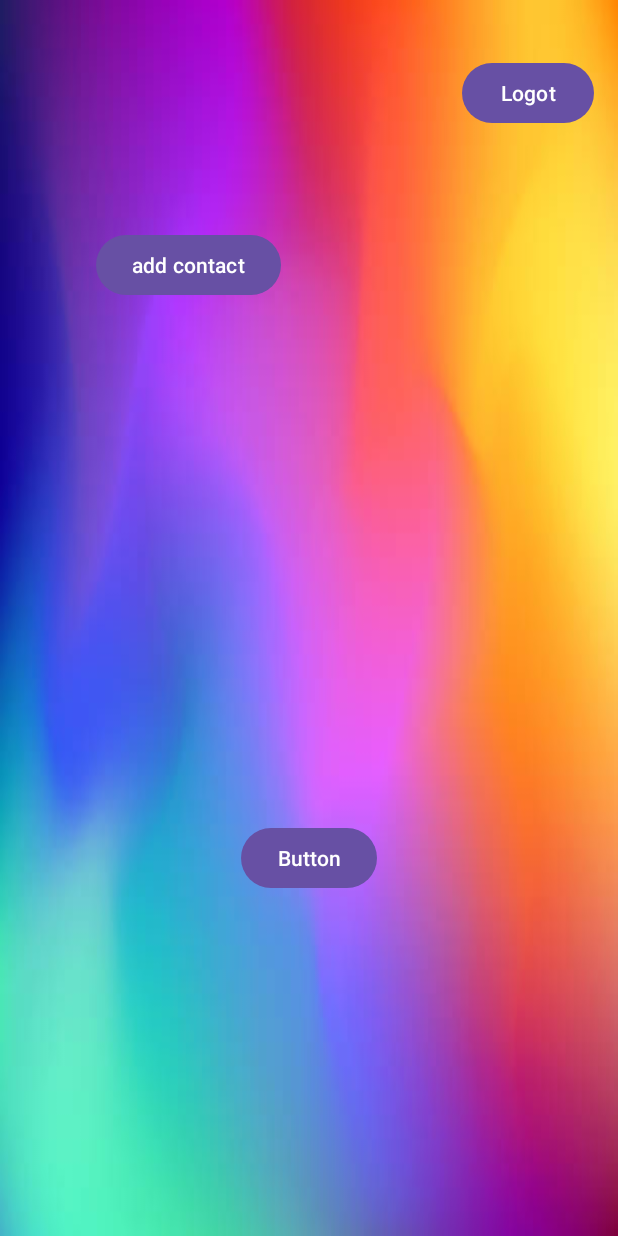
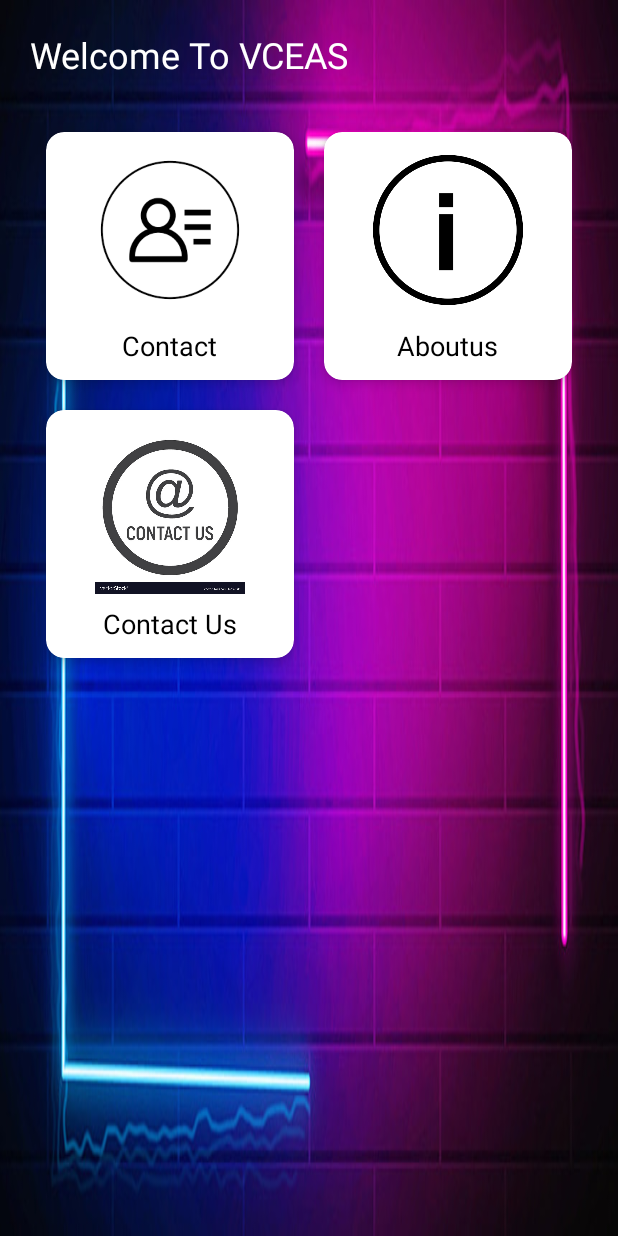
Before and after one commit to shree-2023/SOS, an Android app: the layout activity_home.xml on its own in the app's theme, with its tools: preview values and no code run, on a phone screen of 412 x 824 dp. Run offline under Robolectric (Android 15) with nearby library versions, the phone set to English and light mode, and no system bars.

Commit message:
updated2

```diff
--- a/app/src/main/java/com/example/sos2/SendVoicemsg.java
+++ b/app/src/main/java/com/example/sos2/SendVoicemsg.java
@@ -295,8 +295,9 @@ import android.widget.Button;
 import android.widget.Toast;
 
 import androidx.appcompat.app.AppCompatActivity;
-import androidx.core.app.ActivityCompat;
 import androidx.core.content.ContextCompat;
+
+import com.example.sos2.model.Contact_Model;
 
 import java.util.ArrayList;
 
--- a/app/src/main/res/layout/activity_home.xml
+++ b/app/src/main/res/layout/activity_home.xml
@@ -1,46 +1,126 @@
 <?xml version="1.0" encoding="utf-8"?>
-<androidx.constraintlayout.widget.ConstraintLayout xmlns:android="http://schemas.android.com/apk/res/android"
+
+<ScrollView
+xmlns:android="http://schemas.android.com/apk/res/android"
 xmlns:app="http://schemas.android.com/apk/res-auto"
 xmlns:tools="http://schemas.android.com/tools"
 android:layout_width="match_parent"
 android:layout_height="match_parent"
-    android:background="@drawable/bckcolor"
+android:background="@drawable/bachome"
 tools:context=".Home">
 
+<LinearLayout
+    android:layout_width="match_parent"
+    android:layout_height="match_parent"
+    android:orientation="vertical">
 
-    <Button
-        android:id="@+id/button"
+    <TextView
         android:layout_width="wrap_content"
         android:layout_height="wrap_content"
-        android:text="add contact"
-        app:layout_constraintBottom_toBottomOf="parent"
-        app:layout_constraintEnd_toEndOf="parent"
-        app:layout_constraintHorizontal_bias="0.222"
-        app:layout_constraintStart_toStartOf="parent"
-        app:layout_constraintTop_toTopOf="parent"
-        app:layout_constraintVertical_bias="0.197" />
+        android:layout_margin="20dp"
+        android:fontFamily="sans-serif"
+        android:text="Welcome To VCEAS"
+        android:textColor="@color/white"
+        android:textSize="24sp" />
 
-    <Button
-        android:id="@+id/btnlogout"
+
+
+    <GridLayout
+        android:layout_width="wrap_content"
+        android:layout_height="match_parent"
+        android:layout_gravity="center"
+        android:layout_margin="5dp"
+        android:alignmentMode="alignMargins"
+        android:columnCount="2"
+        android:orientation="horizontal"
+        android:rowCount="4">
+
+        <androidx.cardview.widget.CardView
+            android:id="@+id/addcontact"
+            android:layout_width="165dp"
+            android:layout_height="165dp"
+            android:layout_margin="10dp"
+            android:clickable="true"
+            app:cardBackgroundColor="@color/white"
+            app:cardCornerRadius="12dp"
+            app:cardElevation="5dp">
+
+            <ImageView
+                android:layout_width="100dp"
+                android:layout_height="100dp"
+                android:layout_gravity="center_horizontal"
+                android:layout_marginTop="15dp"
+                android:src="@drawable/contact1" />
+
+            <TextView
                 android:layout_width="wrap_content"
                 android:layout_height="wrap_content"
-        android:text="Logot"
-        app:layout_constraintBottom_toBottomOf="parent"
-        app:layout_constraintEnd_toEndOf="parent"
-        app:layout_constraintHorizontal_bias="0.95"
-        app:layout_constraintStart_toStartOf="parent"
-        app:layout_constraintTop_toTopOf="parent"
-        app:layout_constraintVertical_bias="0.049"
-        tools:ignore="MissingConstraints" />
+                android:layout_gravity="center_horizontal"
+                android:layout_marginTop="130dp"
+                android:fontFamily="sans-serif"
+                android:text="Contact"
+                android:textColor="@color/black"
+                android:textSize="18dp" />
+        </androidx.cardview.widget.CardView>
 
-    <Button
-        android:id="@+id/btnreg1"
+        <androidx.cardview.widget.CardView
+            android:id="@+id/cardaboutus"
+            android:layout_width="165dp"
+            android:layout_height="165dp"
+            android:layout_margin="10dp"
+            android:clickable="true"
+            app:cardBackgroundColor="@color/white"
+            app:cardCornerRadius="12dp"
+            app:cardElevation="5dp">
+
+            <ImageView
+                android:layout_width="100dp"
+                android:layout_height="100dp"
+                android:layout_gravity="center_horizontal"
+                android:layout_marginTop="15dp"
+                android:src="@drawable/about" />
+
+            <TextView
                 android:layout_width="wrap_content"
                 android:layout_height="wrap_content"
-        android:layout_marginBottom="228dp"
-        android:text="Button"
-        app:layout_constraintBottom_toBottomOf="parent"
-        app:layout_constraintEnd_toEndOf="parent"
-        app:layout_constraintStart_toStartOf="parent" />
+                android:layout_gravity="center_horizontal"
+                android:layout_marginTop="130dp"
+                android:fontFamily="sans-serif"
+                android:text="Aboutus"
+                android:textColor="@color/black"
+                android:textSize="18dp" />
+        </androidx.cardview.widget.CardView>
 
-</androidx.constraintlayout.widget.ConstraintLayout>
+        <androidx.cardview.widget.CardView
+            android:id="@+id/cardContactus"
+            android:layout_width="165dp"
+            android:layout_height="165dp"
+            android:layout_margin="10dp"
+            android:clickable="true"
+            app:cardBackgroundColor="@color/white"
+            app:cardCornerRadius="12dp"
+            app:cardElevation="5dp">
+
+            <ImageView
+                android:layout_width="100dp"
+                android:layout_height="107dp"
+                android:layout_gravity="center_horizontal"
+                android:layout_marginTop="15dp"
+                android:src="@drawable/contactus" />
+
+            <TextView
+                android:layout_width="wrap_content"
+                android:layout_height="wrap_content"
+                android:layout_gravity="center_horizontal"
+                android:layout_marginTop="130dp"
+                android:fontFamily="sans-serif"
+                android:text="Contact Us"
+                android:textColor="@color/black"
+                android:textSize="18dp" />
+        </androidx.cardview.widget.CardView>
+
+    </GridLayout>
+
+
+</LinearLayout>
+</ScrollView>
--- a/app/src/main/res/layout/activity_main.xml
+++ b/app/src/main/res/layout/activity_main.xml
@@ -11,10 +11,11 @@
     <!--on below line we are adding an image view-->
 
     <!--on below line we are creating progress bar-->
+
     <ImageView
         android:id="@+id/idIVLogo"
-        android:layout_width="1000dp"
-        android:layout_height="1500dp"
+        android:layout_width="1500dp"
+        android:layout_height="2000dp"
         android:layout_centerInParent="true"
         android:layout_marginStart="25dp"
         android:layout_marginTop="25dp"
--- a/app/src/main/res/values/strings.xml
+++ b/app/src/main/res/values/strings.xml
@@ -3,4 +3,6 @@
     <string name="appwidget_text">EXAMPLE</string>
     <string name="add_widget">Add widget</string>
     <string name="app_widget_description">This is an app widget description</string>
+
+
 </resources>
--- a/app/src/main/res/values/styles.xml
+++ b/app/src/main/res/values/styles.xml
@@ -3,7 +3,8 @@
         <item name="android:id">@android:id/background</item>
         <item name="android:background">?android:attr/colorBackground</item>
     </style>
-
+    <style name="AppThemeWithActionBar" parent="Theme.AppCompat.Light.DarkActionBar">
+    </style>
     <style name="Widget.SOS2.AppWidget.InnerView" parent="android:Widget">
         <item name="android:background">?android:attr/colorBackground</item>
         <item name="android:textColor">?android:attr/textColorPrimary</item>
```
Also changed, not shown: app/src/main/AndroidManifest.xml (+8 -2 lines), app/src/main/java/com/example/sos2/Aboutus.java (added, +43 -0 lines), app/src/main/java/com/example/sos2/Contact.java (+10 -50 lines), app/src/main/java/com/example/sos2/Contact_Model.java (deleted, +0 -29 lines), app/src/main/java/com/example/sos2/Contactus.java (added, +14 -0 lines), app/src/main/java/com/example/sos2/Home.java (+37 -29 lines), app/src/main/java/com/example/sos2/model/Contact_Model.java (added, +60 -0 lines), app/src/main/java/com/example/sos2/recyclerViewController/ContactAdapter.java (renamed from app/src/main/java/com/example/sos2/ContactAdapter.java, +6 -2 lines), app/src/main/res/layout/activity_aboutus.xml (added, +80 -0 lines), app/src/main/res/layout/activity_contactus.xml (added, +119 -0 lines), app/src/main/res/drawable/arrow.png (added), app/src/main/res/drawable/bachome.jpg (added), app/src/main/res/drawable/imag12contactus.webp (added). Lines whose indentation alone changed are shown as unchanged.
